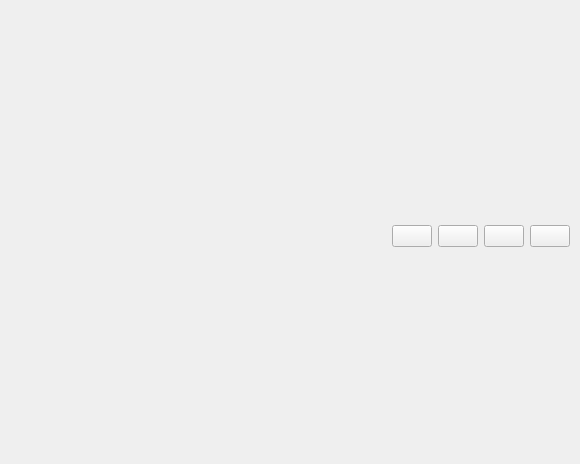
WangPengZhan/sVanilla, file sVanilla/src/ClientUi/MainWindow/WindowBar.ui: the form before one commit.
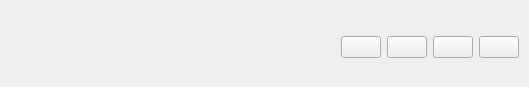
The form after the commit. Icons and pictures are not drawn.

```diff
--- a/sVanilla/src/ClientUi/MainWindow/WindowBar.ui
+++ b/sVanilla/src/ClientUi/MainWindow/WindowBar.ui
@@ -6,8 +6,8 @@
       <rect>
         <x>0</x>
         <y>0</y>
-        <width>580</width>
-        <height>464</height>
+    <width>529</width>
+    <height>87</height>
       </rect>
     </property>
     <property name="windowTitle">
```
Left out of the diff: 12 changed lines with no effect on the pictures. Lines whose indentation alone changed are shown as unchanged.
